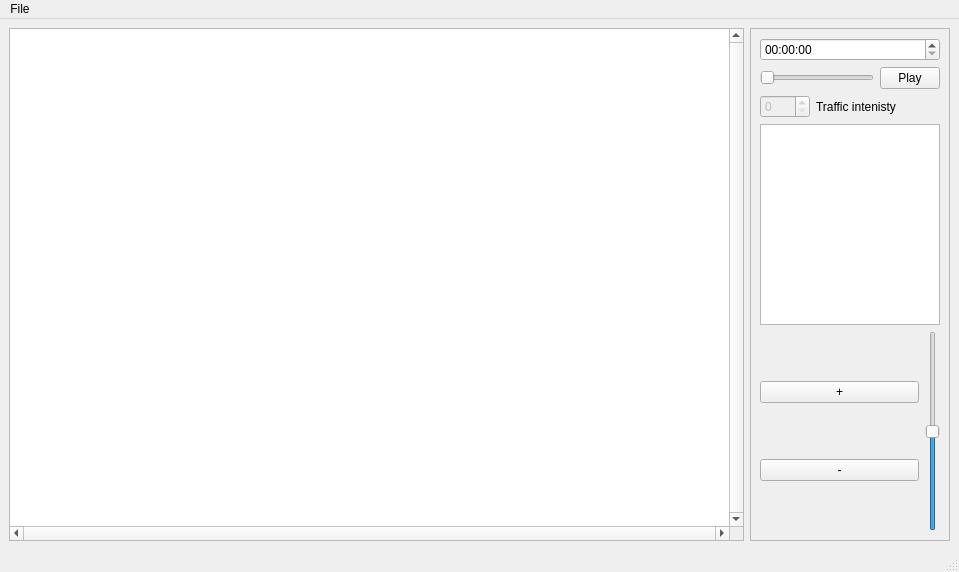
Qt form qt/traffic/mainwindow.ui (pirxus/VUT-FIT-ICP-project) before a commit.
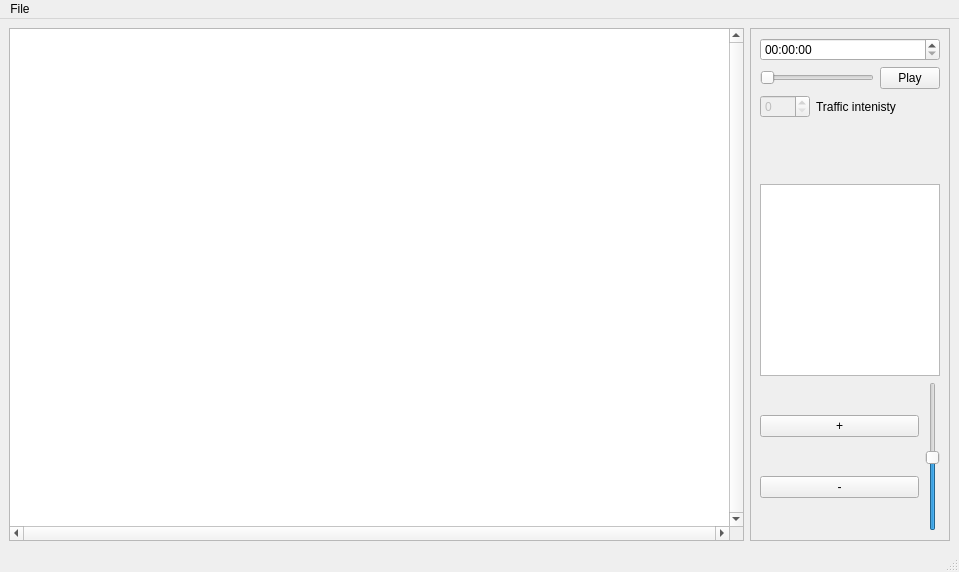
The same form after that commit.

Patch:
```diff
--- a/qt/traffic/mainwindow.ui
+++ b/qt/traffic/mainwindow.ui
@@ -122,17 +122,125 @@
          </item>
         </layout>
        </item>
+       <item>
+        <layout class="QHBoxLayout" name="horizontalLayout_6">
+         <item>
+          <layout class="QVBoxLayout" name="verticalLayout_2">
+           <item>
+            <widget class="QLabel" name="nextStop">
+             <property name="text">
+              <string/>
+             </property>
+            </widget>
+           </item>
+           <item>
+            <widget class="QLabel" name="currentDelay">
+             <property name="text">
+              <string/>
+             </property>
+            </widget>
+           </item>
+           <item>
+            <widget class="QLabel" name="lineNumber">
+             <property name="text">
+              <string/>
+             </property>
+            </widget>
+           </item>
+          </layout>
+         </item>
+         <item>
+          <layout class="QVBoxLayout" name="verticalLayout_4">
+           <item>
+            <widget class="QLabel" name="nextStopName">
+             <property name="text">
+              <string/>
+             </property>
+             <property name="textFormat">
+              <enum>Qt::AutoText</enum>
+             </property>
+            </widget>
+           </item>
+           <item>
+            <widget class="QLabel" name="delayValue">
+             <property name="text">
+              <string/>
+             </property>
+            </widget>
+           </item>
+           <item>
+            <widget class="QLabel" name="lineNumberValue">
+             <property name="inputMethodHints">
+              <set>Qt::ImhNone</set>
+             </property>
+             <property name="text">
+              <string/>
+             </property>
+            </widget>
+           </item>
+          </layout>
+         </item>
+        </layout>
+       </item>
        <item>
         <widget class="QTableWidget" name="itineraryTable">
+         <property name="tabletTracking">
+          <bool>false</bool>
+         </property>
+         <property name="inputMethodHints">
+          <set>Qt::ImhTime</set>
+         </property>
+         <property name="midLineWidth">
+          <number>0</number>
+         </property>
+         <property name="sizeAdjustPolicy">
+          <enum>QAbstractScrollArea::AdjustIgnored</enum>
+         </property>
+         <property name="editTriggers">
+          <set>QAbstractItemView::NoEditTriggers</set>
+         </property>
+         <property name="alternatingRowColors">
+          <bool>false</bool>
+         </property>
+         <property name="selectionMode">
+          <enum>QAbstractItemView::NoSelection</enum>
+         </property>
+         <property name="textElideMode">
+          <enum>Qt::ElideRight</enum>
+         </property>
+         <property name="showGrid">
+          <bool>true</bool>
+         </property>
+         <property name="sortingEnabled">
+          <bool>true</bool>
+         </property>
          <property name="rowCount">
           <number>0</number>
          </property>
          <property name="columnCount">
           <number>0</number>
          </property>
+         <attribute name="horizontalHeaderVisible">
+          <bool>false</bool>
+         </attribute>
          <attribute name="horizontalHeaderCascadingSectionResizes">
           <bool>false</bool>
          </attribute>
+         <attribute name="horizontalHeaderMinimumSectionSize">
+          <number>30</number>
+         </attribute>
+         <attribute name="horizontalHeaderDefaultSectionSize">
+          <number>75</number>
+         </attribute>
+         <attribute name="horizontalHeaderShowSortIndicator" stdset="0">
+          <bool>true</bool>
+         </attribute>
+         <attribute name="horizontalHeaderStretchLastSection">
+          <bool>false</bool>
+         </attribute>
+         <attribute name="verticalHeaderVisible">
+          <bool>false</bool>
+         </attribute>
         </widget>
        </item>
        <item>
```
